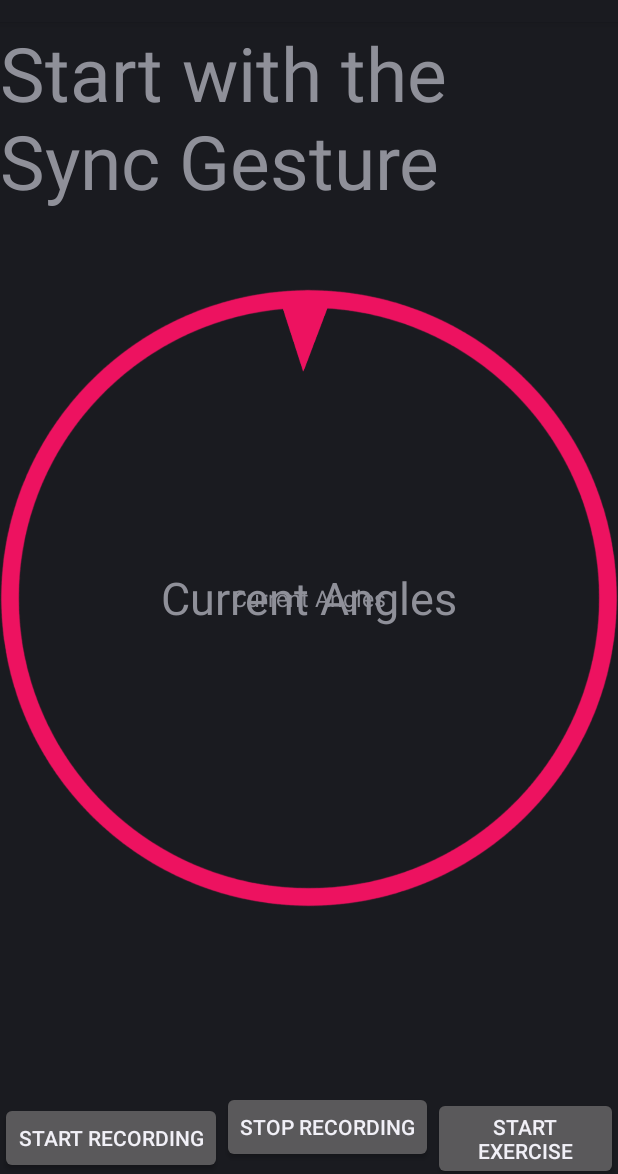
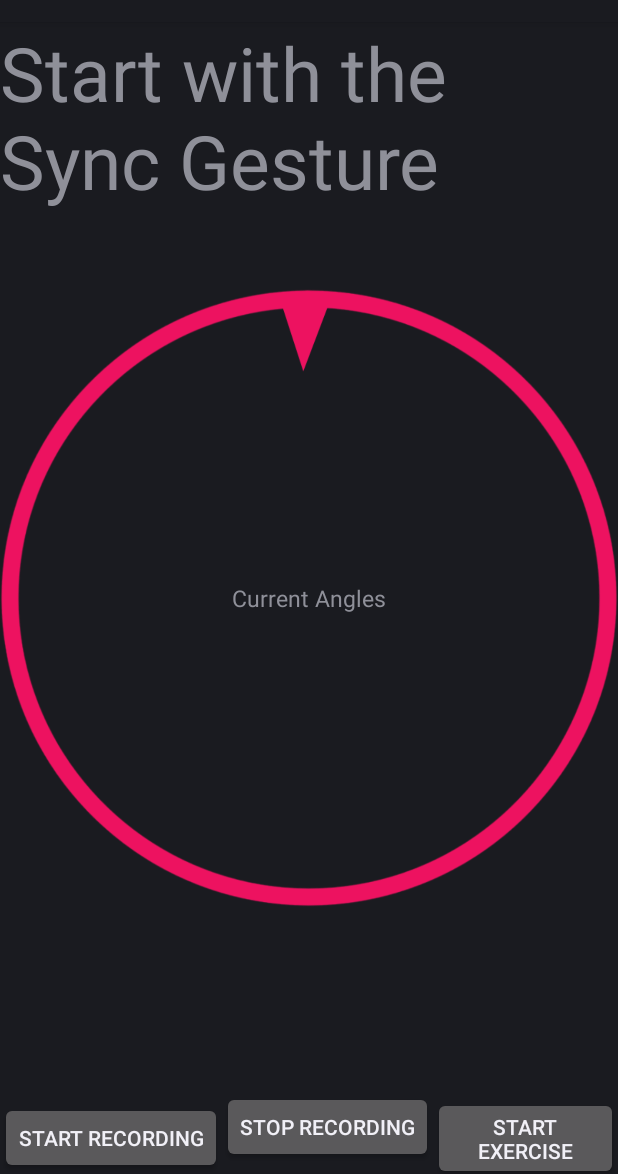
Before and after one commit to mathieu-wang/Myo_Workout_Monitor, an Android app: the screen it shows after launch (MainActivity), on a phone screen of 412 x 824 dp, the part 62-1236 px from its top. Run offline under Robolectric (Android 15) with nearby library versions, the phone set to English and light mode, and no system bars; libraries missing offline, so code that uses them is left out: com.thalmic.myo; 3 statements that could not run were skipped.

Commit message:
fixing duplicate variables

```diff
--- a/WorkoutMonitor/src/main/res/layout/activity_workoutmonitor.xml
+++ b/WorkoutMonitor/src/main/res/layout/activity_workoutmonitor.xml
@@ -16,20 +16,6 @@
         android:layout_gravity="center_horizontal|top"
         tools:ignore="SpUsage"/>
 
-    <TextView
-        android:id="@+id/angle_text"
-        android:text="@string/angle_text"
-        android:textSize="30dp"
-        android:layout_width="wrap_content"
-        android:layout_height="wrap_content"
-        android:layout_gravity="center"
-        tools:ignore="SpUsage"/>
-    <ImageView
-        android:layout_width="wrap_content"
-        android:layout_height="wrap_content"
-        android:id="@+id/imageView"
-        android:layout_gravity="center_horizontal|top"
-        android:src="@drawable/gauge" />
 
     <LinearLayout
         android:layout_width="fill_parent"
```
